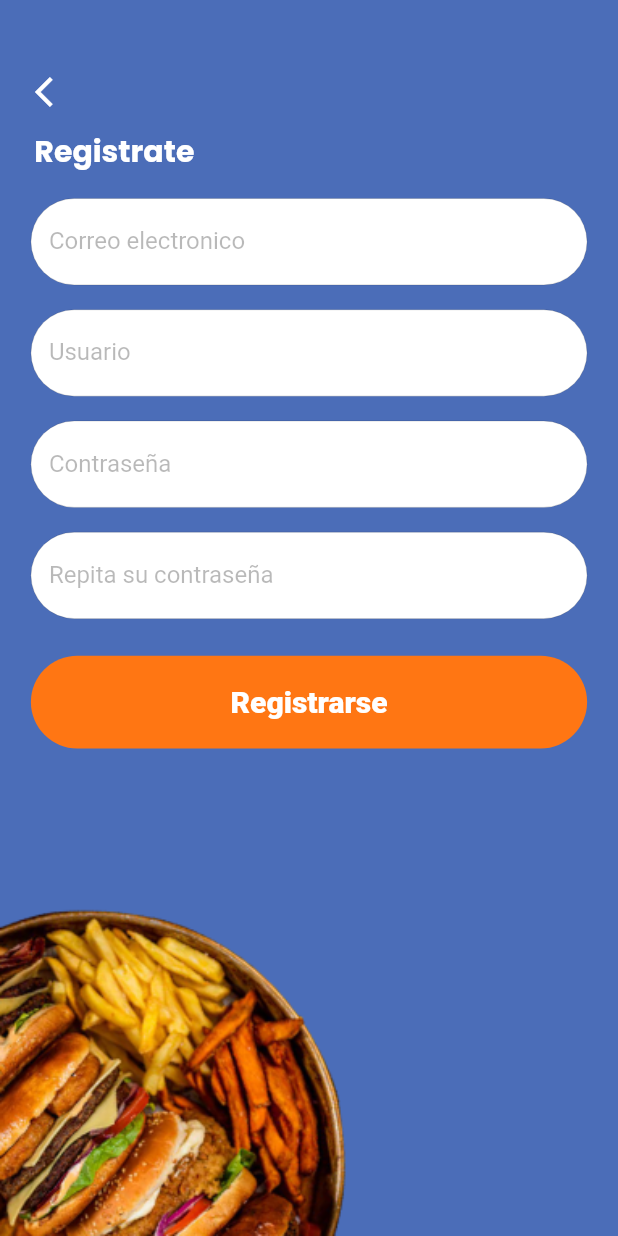
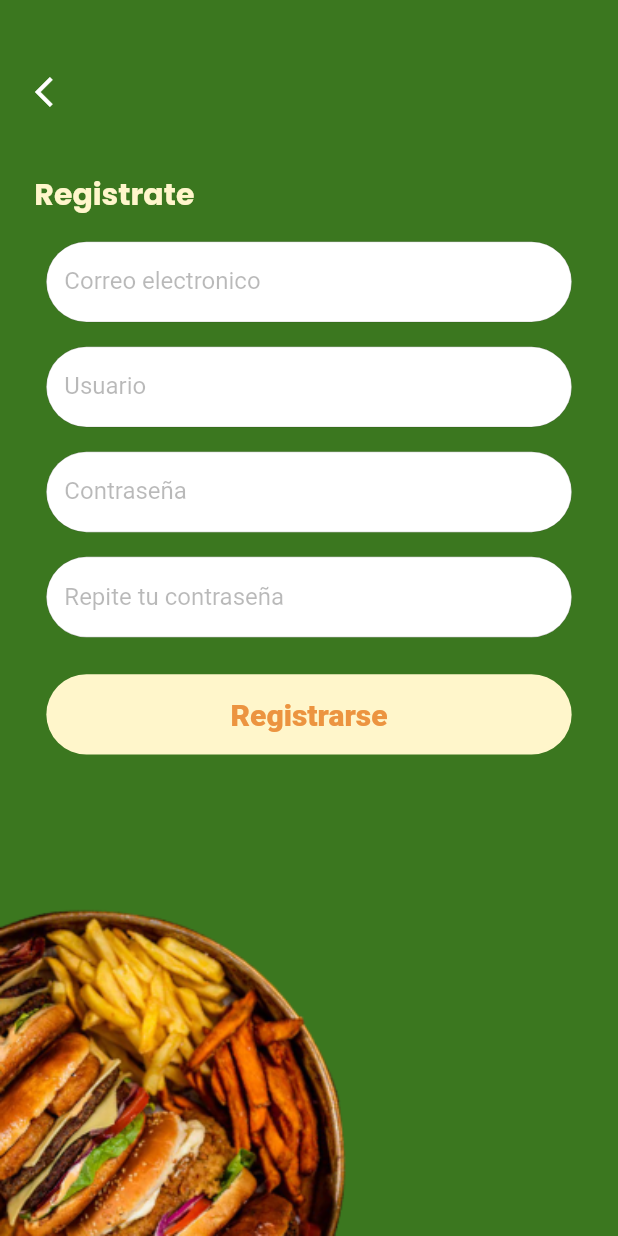
Before and after one commit to SsantaJ/proyectosoft, a Flutter app: the screen it shows after launch, after a tap on "Registrate", on a phone screen of 412 x 824 dp. Run offline on Flutter 3.47's test engine with Material 2 defaults, Android fonts, the phone set to English and light mode, and no system bars; our stand-ins replace cloud_firestore, firebase_auth, firebase_core; missing offline and left inert: dart:ffi; accounts and stored records are empty; network calls fail.

Commit message:
implementada paleta nueva en vistas iniciales y modificados algunos tamaños

```diff
--- a/lib/util/Palette.dart
+++ b/lib/util/Palette.dart
@@ -1,9 +1,9 @@
 import 'package:flutter/cupertino.dart';
 
 class Palette {
-  static const Color primary = Color.fromARGB(255, 75, 109, 184);
-  static const Color secondary = Color.fromARGB(255, 235, 165, 3);
-  static const Color complement = Color.fromARGB(255, 255, 118, 19);
+  static const Color primary = Color(0XFF3B771F);
+  static const Color secondary = Color(0xFFEC9440);
+  static const Color complement = Color(0XFFFFF6CB);
   static const Color transparent = Color.fromARGB(0, 233, 30, 98);
-  static const Color background = Color.fromARGB(255, 207, 207, 207);
+  static const Color seccomponent = Color(0xFF5A0203);
 }
--- a/lib/vistas/SignUp.dart
+++ b/lib/vistas/SignUp.dart
@@ -41,17 +41,17 @@ class SignUP extends StatelessWidget {
                 color: Colors.white),
           ),
           SizedBox(
-            height: (screenheight * 0.015),
+            height: (screenheight * 0.05),
           ),
           Container(
             decoration: const BoxDecoration(),
             alignment: const Alignment(-0.85, -0.1),
             child: const CustomText(
               text: "Registrate",
-              color: Colors.white,
+              color: Palette.complement,
               fontSize: 20,
               fontFamily: "Poppins",
-            ), //no sirve el height
+            )
           ),
           SizedBox(
             height: (screenheight * 0.02),
@@ -59,8 +59,8 @@ class SignUP extends StatelessWidget {
           CustomTextField(
             obs: false,
             text: "Correo electronico",
-            x: screenwidth * 0.9,
-            y: screenheight * 0.07,
+             x: screenwidth * 0.85,
+              y: screenheight * 0.065,
             color: Colors.white,
             controlador: _emailController,
           ),
@@ -70,8 +70,8 @@ class SignUP extends StatelessWidget {
           CustomTextField(
               obs: false,
               text: "Usuario",
-              x: screenwidth * 0.9,
-              y: screenheight * 0.07,
+               x: screenwidth * 0.85,
+              y: screenheight * 0.065,
               color: Colors.white,
               controlador: _userController),
           SizedBox(
@@ -80,8 +80,8 @@ class SignUP extends StatelessWidget {
           CustomTextField(
               obs: true,
               text: "Contraseña",
-              x: screenwidth * 0.9,
-              y: screenheight * 0.07,
+               x: screenwidth * 0.85,
+              y: screenheight * 0.065,
               color: Colors.white,
               controlador: _passwordController),
           SizedBox(
@@ -89,9 +89,9 @@ class SignUP extends StatelessWidget {
           ),
           CustomTextField(
               obs: true,
-              text: "Repita su contraseña",
-              x: screenwidth * 0.9,
-              y: screenheight * 0.07,
+              text: "Repite tu contraseña",
+               x: screenwidth * 0.85,
+              y: screenheight * 0.065,
               color: Colors.white,
               controlador: ignorar),
           SizedBox(
@@ -101,7 +101,6 @@ class SignUP extends StatelessWidget {
               funcion: () {
 
                 CustomAuth.registerWithEmailAndPassword(
-                      //Llamamos la función de registro
                       email: _emailController.text,
                       pass: _passwordController.text,
                       userName: _userController.text,
@@ -115,9 +114,9 @@ class SignUP extends StatelessWidget {
               },
               color: Palette.complement,
               text: "Registrarse",
-              color2: Colors.white,
-              x: screenwidth * 0.9,
-              y: screenheight * 0.075,
+              color2: Palette.secondary,
+               x: screenwidth * 0.85,
+              y: screenheight * 0.065,
               border: 50,
               tamtxt: 20),
           Flexible(
--- a/lib/vistas/welcomePage.dart
+++ b/lib/vistas/welcomePage.dart
@@ -1,3 +1,4 @@
+import 'package:flutter/services.dart';
 import 'package:proyectosoft/db/database.dart';
 import 'package:proyectosoft/vistas/SignUp.dart';
 import 'package:proyectosoft/vistas/SignIn.dart';
@@ -12,6 +13,7 @@ class WelcomePage extends StatelessWidget {
 
   @override
   Widget build(BuildContext context) {
+    SystemChrome.setSystemUIOverlayStyle(const SystemUiOverlayStyle(statusBarColor: Palette.transparent));
     double screenwidth = MediaQuery.of(context).size.width;
     double screenheight = MediaQuery.of(context).size.height;
     return Scaffold(
@@ -21,25 +23,22 @@ class WelcomePage extends StatelessWidget {
           const Spacer(
             flex: 1,
           ),
-          Stack(
-            alignment: const Alignment(0, 0),
+          Wrap(
+            runSpacing: -(screenwidth*0.2083),
+            alignment: WrapAlignment.center,
             children: [
-              const CustomText(
+              CustomText(
                 text: "mm",
-                color: Colors.white,
-                fontSize: 65,
+                color: Palette.complement,
+                fontSize: screenwidth*0.3255,
                 fontFamily: "Poppins",
               ),
-              Container(
-                height: screenheight * 0.28,
-                alignment: const Alignment(0, 1),
-                child: const CustomText(
-                  text: "food",
-                  color: Colors.white,
-                  fontSize: 65,
-                  fontFamily: "Poppins",
-                ),
-              ),
+              CustomText(
+                text: "food",
+                color: Palette.complement,
+                fontSize: screenwidth*0.3125,
+                fontFamily: "Poppins",
+              )
             ],
           ),
           const Spacer(
@@ -47,19 +46,17 @@ class WelcomePage extends StatelessWidget {
           ),
           Custombotontxt(
               funcion: () {
-                //Database.setFirstData();
-
                 Navigator.push(context, MaterialPageRoute(builder: (context) {
                   return SignIn();
                 }));
               },
               color: Palette.secondary,
-              text: "Iniciar Sesion",
-              color2: Colors.white,
-              x: screenwidth * 0.9,
-              y: screenheight * 0.075,
+              text: "Iniciar Sesión",
+              color2: Palette.complement,
+              x: screenwidth * 0.85,
+              y: screenheight * 0.065,
               border: 50,
-              tamtxt: 25),
+              tamtxt: screenwidth*0.052),
           SizedBox(
             height: (screenheight * 0.05),
           ),
@@ -71,11 +68,11 @@ class WelcomePage extends StatelessWidget {
               },
               color: Palette.complement,
               text: "Registrate",
-              color2: Colors.white,
-              x: screenwidth * 0.9,
-              y: screenheight * 0.075,
+              color2: Palette.secondary,
+              x: screenwidth * 0.85,
+              y: screenheight * 0.065,
               border: 50,
-              tamtxt: 25),
+              tamtxt: screenwidth*0.052),
           const Spacer(
             flex: 1,
           ),
```
Also changed, not shown: lib/db/database.dart (+0 -63 lines), lib/vistas/SignIn.dart (+12 -13 lines), pubspec.lock.
